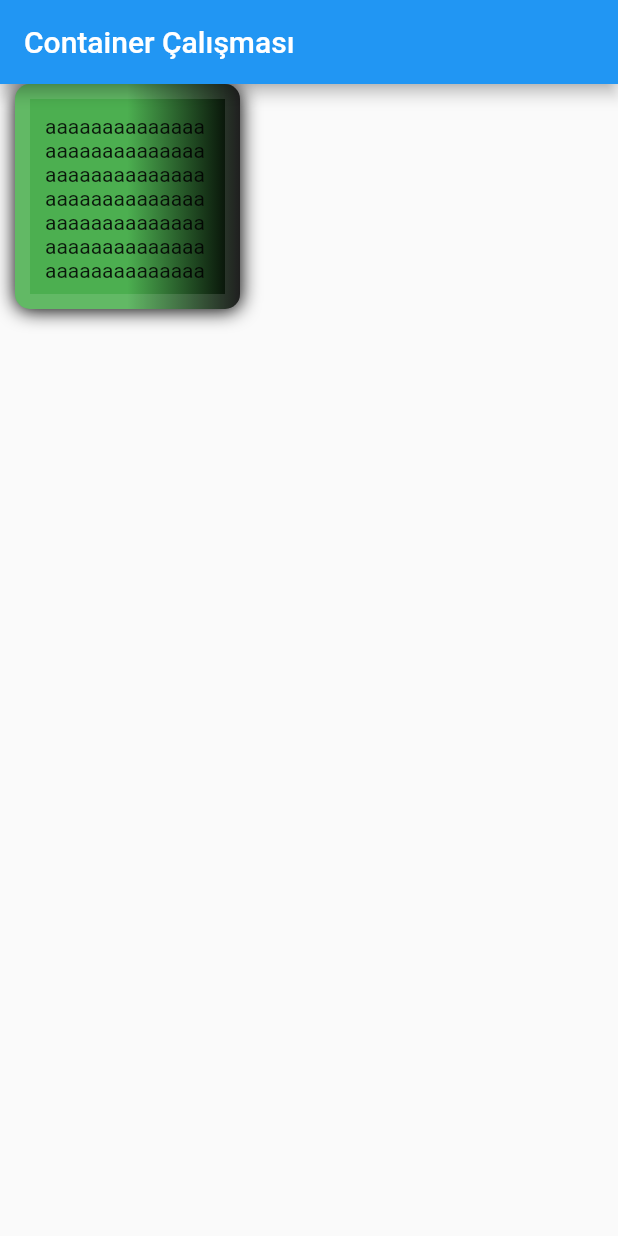
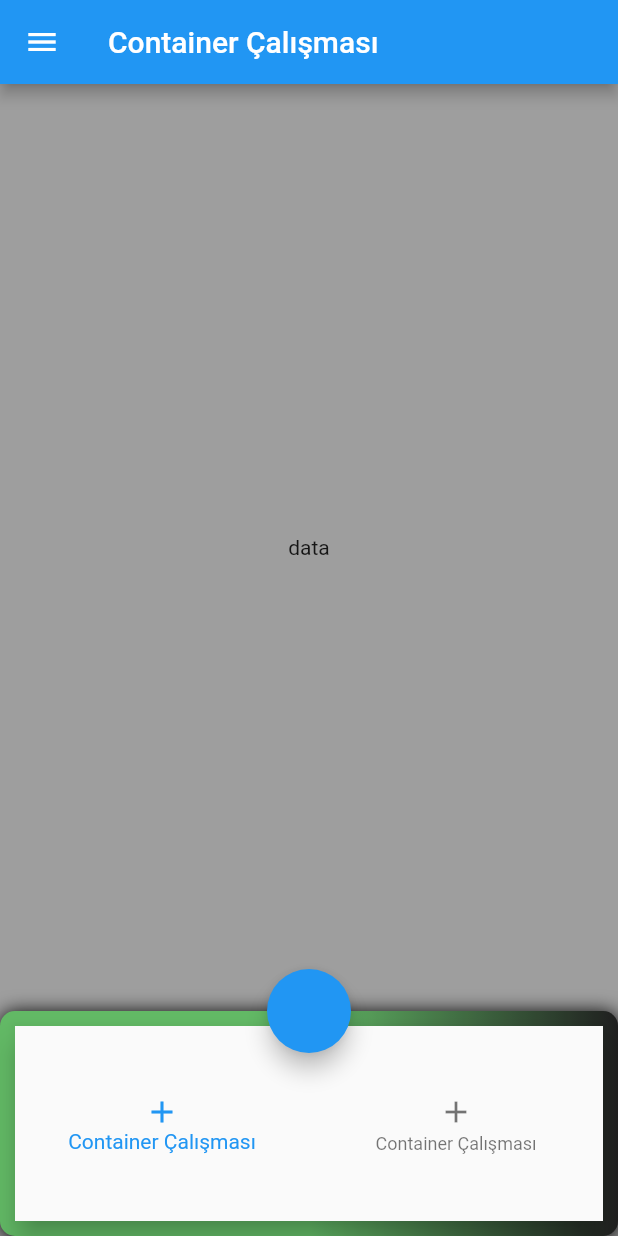
Before and after one commit to omeryilmaz2K/Flutter-Full-Learn, a Flutter app: the screen it shows after launch, on a phone screen of 412 x 824 dp. Run offline on Flutter 3.47's test engine with Material 2 defaults, Android fonts, the phone set to English and light mode, and no system bars.

Commit message:
101 seviyesinde scaffold_learn_view çalışması gerçekleştirildi.

```diff
--- /dev/null
+++ b/lib/101/scaffold_learn_view.dart
@@ -0,0 +1,35 @@
+import 'package:flutter/material.dart';
+
+import 'container_learn_view.dart';
+
+class ScaffoldLearnView extends StatelessWidget {
+  const ScaffoldLearnView({Key? key, required this.title}) : super(key: key);
+
+  final String title;
+
+  @override
+  Widget build(BuildContext context) {
+    return Scaffold(
+      backgroundColor: Colors.grey,
+      appBar: AppBar(
+        title: Text(title),
+      ),
+      body: Center(child: Text("data")),
+      floatingActionButton: FloatingActionButton(onPressed: () {
+        showModalBottomSheet(context: context, builder: (context) => Container(height: 200),);
+      },),
+      floatingActionButtonLocation: FloatingActionButtonLocation.centerDocked,
+      drawer: Drawer(),
+      // bottomSheet: ,
+      bottomNavigationBar: Container(
+        // width: , Expanded
+        height: 150,
+        decoration: ProjectContainerDecorations(),
+        child: BottomNavigationBar(items: [
+          BottomNavigationBarItem(icon: Icon(Icons.add), label: title),
+          BottomNavigationBarItem(icon: Icon(Icons.add), label: title)
+        ]),
+      ),
+    );
+  }
+}
--- a/lib/main.dart
+++ b/lib/main.dart
@@ -1,5 +1,6 @@
 import 'package:flutter/material.dart';
 import 'package:flutter_full_learn/101/container_learn_view.dart';
+import 'package:flutter_full_learn/101/scaffold_learn_view.dart';
 import 'package:flutter_full_learn/101/sizedbox_learn_view.dart';
 import 'package:flutter_full_learn/101/text_learn_view.dart';
 
@@ -13,7 +14,7 @@ class MyApp extends StatelessWidget {
   @override
   Widget build(BuildContext context) {
     return MaterialApp(
-      home: ContainerLearnView(title: "Container Çalışması"),
+      home: ScaffoldLearnView(title: "Container Çalışması"),
     );
   }
 }
```
